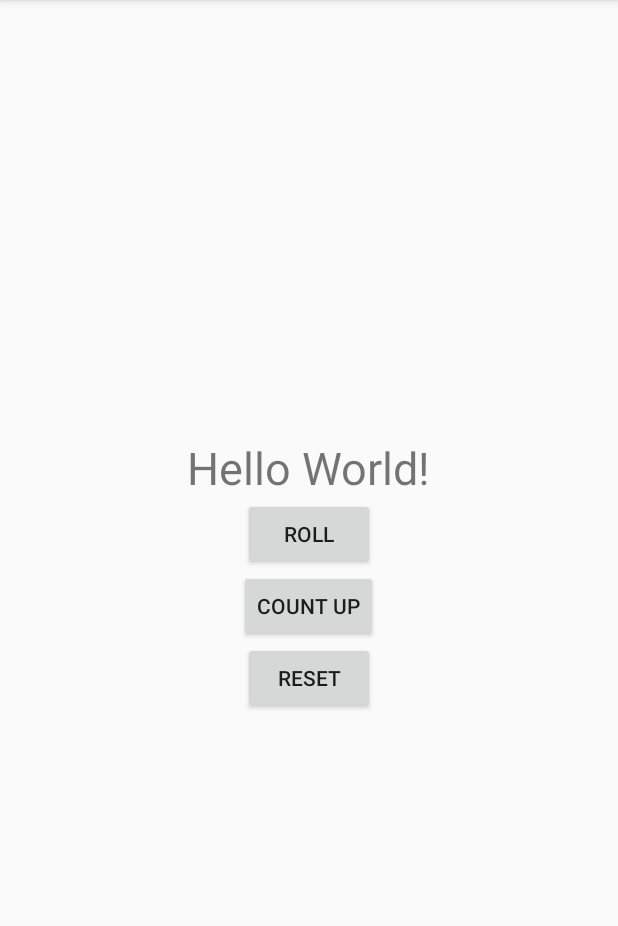
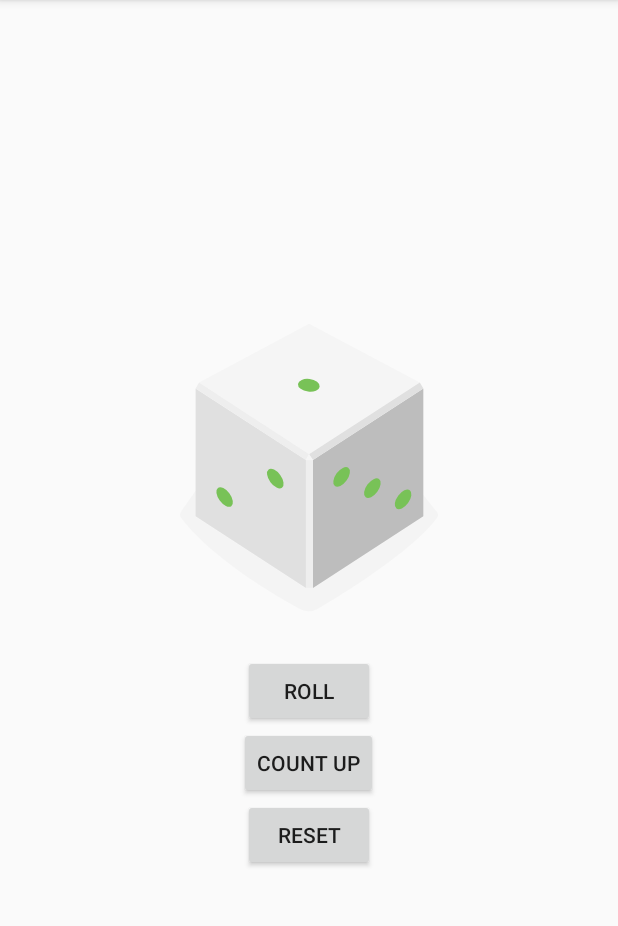
Before and after one commit to anaandreis/DiceRoll1, an Android app: the screen it shows after launch (MainActivity), on a phone screen of 412 x 824 dp, the part 84-1010 px from its top. Run offline under Robolectric (Android 15) with nearby library versions, the phone set to English and light mode, and no system bars.

Commit message:
Add Image View

```diff
--- a/app/src/main/res/layout/activity_main.xml
+++ b/app/src/main/res/layout/activity_main.xml
@@ -9,13 +9,12 @@
     android:layout_gravity="center_vertical"
     tools:context=".MainActivity">
 
-    <TextView
-        android:id="@+id/result_text"
+    <ImageView
+        android:id="@+id/dice_image"
         android:layout_width="wrap_content"
         android:layout_height="wrap_content"
         android:layout_gravity="center_horizontal"
-        android:textSize="30sp"
-        android:text="Hello World!"/>
+        android:src="@drawable/dice_1" />
 
     <Button
         android:id="@+id/roll_button"
```
